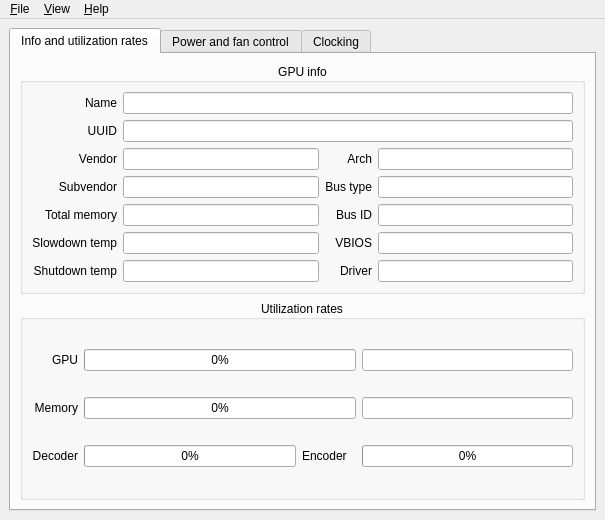
Old version of the form ui/mainwindow.ui in the repository AlexandrAlexeev7119/NvCtrl-linux.
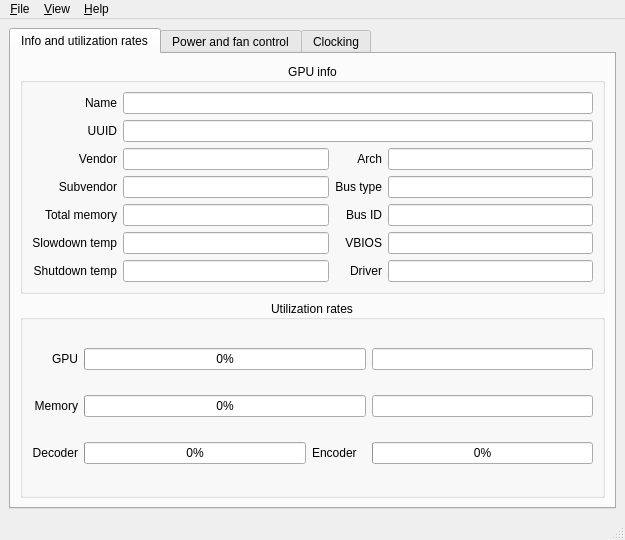
New version of the form. Icons and pictures are not drawn.

Commit message: add status bar

What changed in the file:
```diff
--- a/ui/mainwindow.ui
+++ b/ui/mainwindow.ui
@@ -6,8 +6,8 @@
    <rect>
     <x>0</x>
     <y>0</y>
-    <width>605</width>
-    <height>520</height>
+    <width>625</width>
+    <height>540</height>
    </rect>
   </property>
   <property name="windowTitle">
@@ -957,7 +957,7 @@
     <rect>
      <x>0</x>
      <y>0</y>
-     <width>605</width>
+     <width>625</width>
      <height>22</height>
     </rect>
    </property>
@@ -986,6 +986,7 @@
    <addaction name="menuView"/>
    <addaction name="menuHelp"/>
   </widget>
+  <widget class="QStatusBar" name="statusBar"/>
   <action name="actionSettings">
    <property name="icon">
     <iconset theme="preferences-other">
```
The commit also changes 1 other file.
